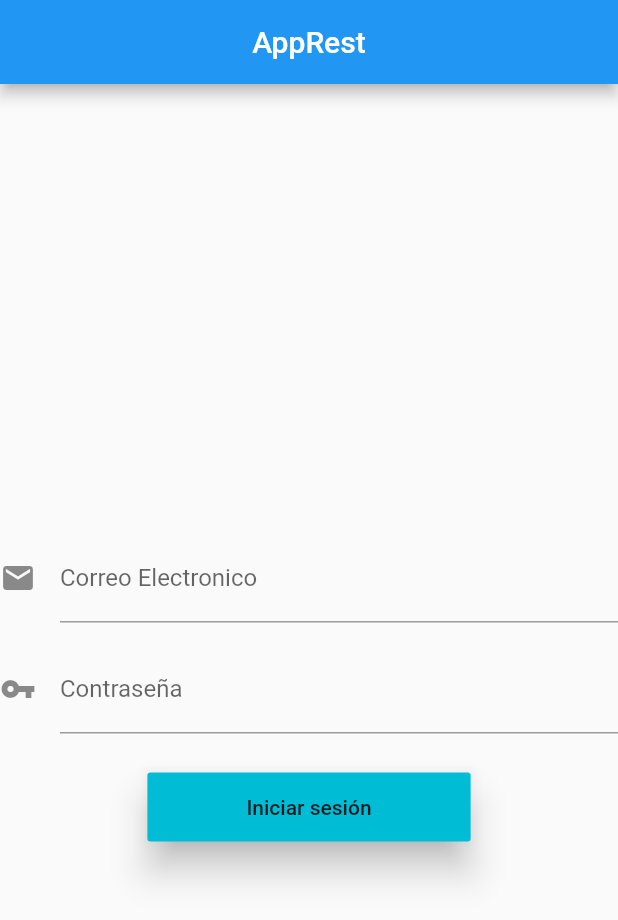
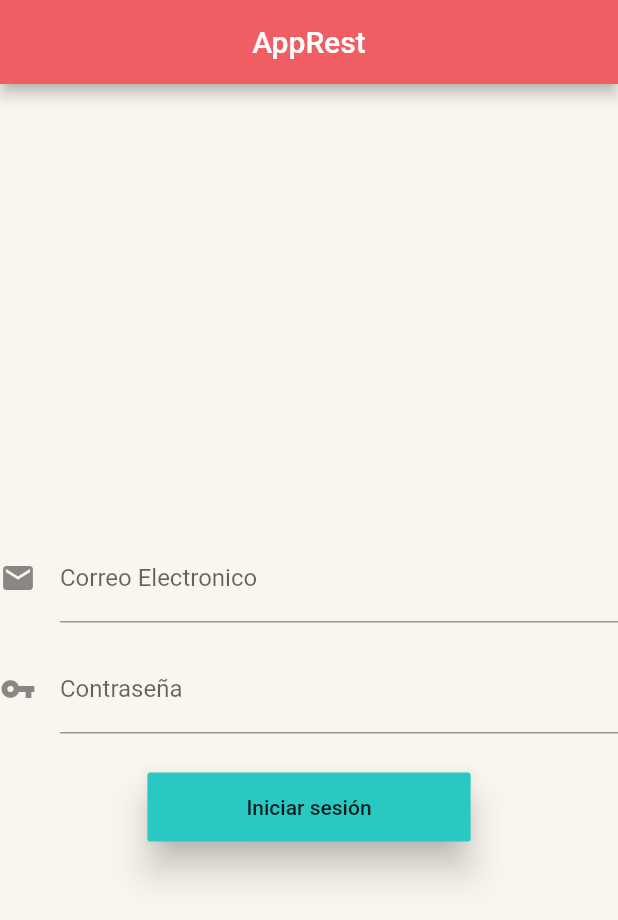
Before and after one commit to Carlos-Caballero/flutter-login-1-, a Flutter app: the screen it shows after launch, on a phone screen of 412 x 824 dp. Shown: the top 920 px of the screen. Run offline on Flutter 3.47's test engine with Material 2 defaults, Android fonts, the phone set to English and light mode, and no system bars; our stand-ins replace fluttertoast.

```diff
--- a/lib/login.dart
+++ b/lib/login.dart
@@ -1,17 +1,24 @@
 import 'package:flutter/material.dart';
 import 'package:fluttertoast/fluttertoast.dart';
 
-class Login extends StatelessWidget {
+class Login extends StatefulWidget {
   @override
+  State<Login> createState() => _LoginState();
+}
+
+class _LoginState extends State<Login> {
   String user = "";
   String pass = "";
   Widget build(BuildContext context) {
     return Scaffold(
       appBar: AppBar(
+        backgroundColor: Color.fromRGBO(240, 94, 100, 10),
         centerTitle: true,
         title: Text('AppRest'),
       ),
-      body: Column(
+      body: Container(
+        color: Color.fromRGBO(249, 246, 239, 10),
+        child: Column(
           children: [
             SizedBox(
               height: 300.0,
@@ -26,6 +33,7 @@ class Login extends StatelessWidget {
             ),
             _bottonLogin()
           ],
+        ),
       ),
     );
   }
@@ -74,7 +82,7 @@ class Login extends StatelessWidget {
         child: Text('Iniciar sesión'),
       ),
       elevation: 10,
-      color: Colors.cyan,
+      color: Color.fromRGBO(42, 200, 194, 10),
       onPressed: () {
         Fluttertoast.showToast(
             msg: 'User: $user \n Pass: $pass',
--- a/lib/main.dart
+++ b/lib/main.dart
@@ -7,6 +7,7 @@ class MyApp extends StatelessWidget {
   @override
   Widget build(BuildContext context) {
     return MaterialApp(
+      debugShowCheckedModeBanner: false,
       title: 'Material App',
       //debugShowCheckedModeBanner: false,
       home: Login(),
```
Lines whose indentation alone changed are shown as unchanged.
